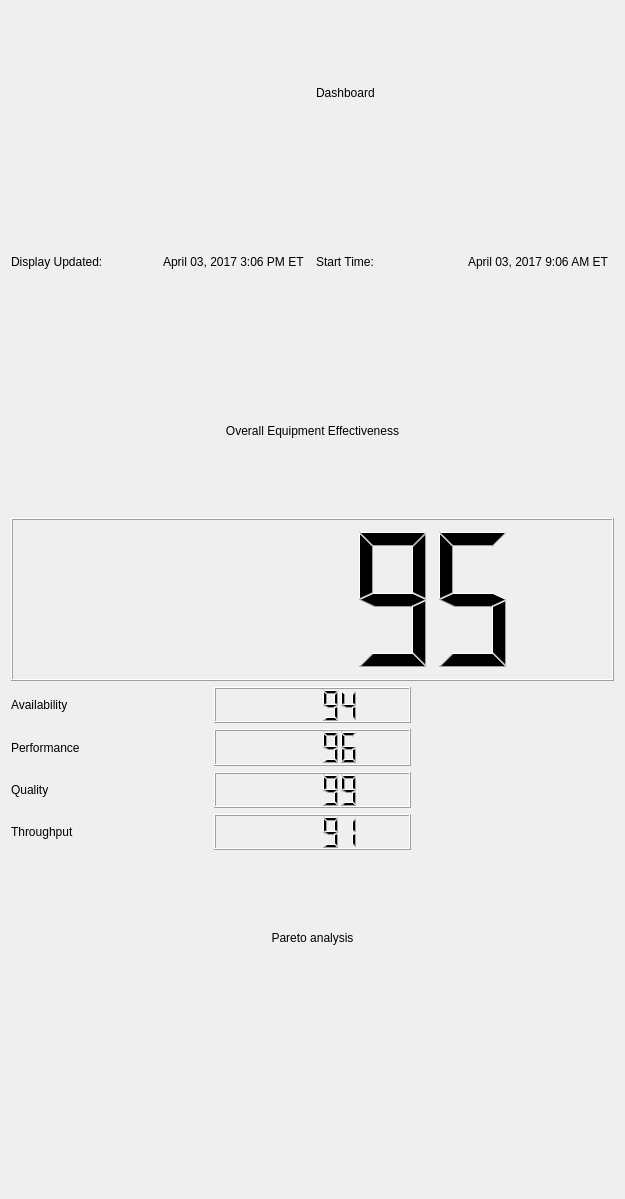
First picture: the form in resource/dashboard.ui, repository AustinDeric/ros_industrial_dashboard, before the edit.
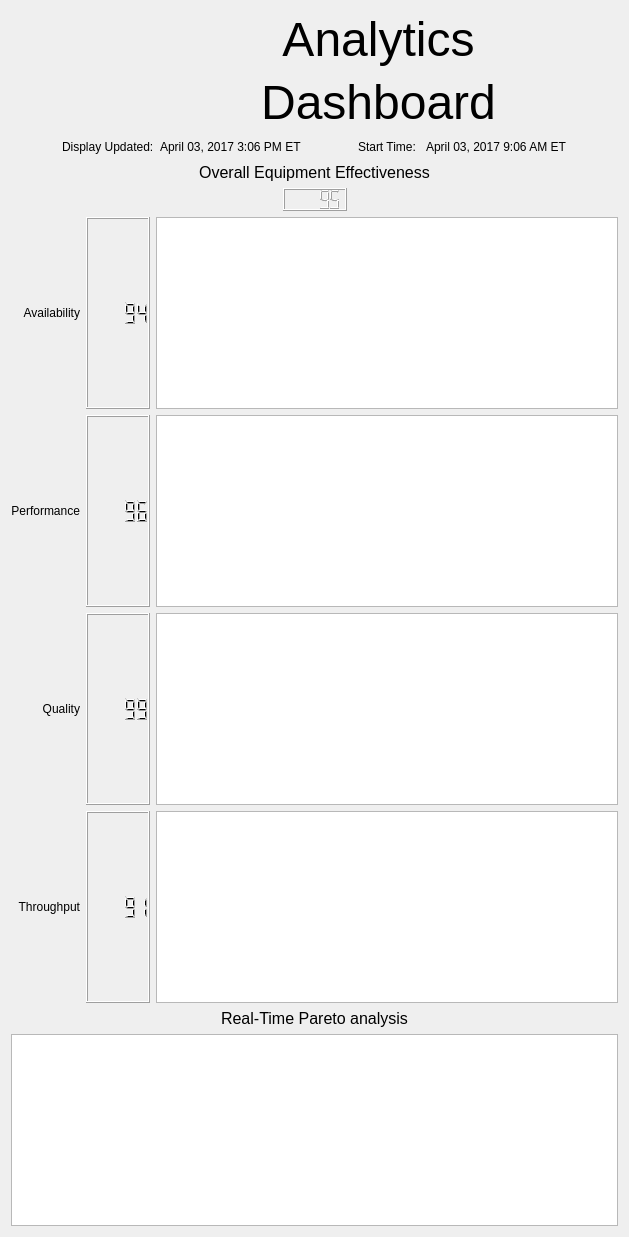
Second picture: the form after the edit. Icons and pictures are not drawn.

Commit message: business analytics dashboard based on ros-industrial-consortium/packml statemachine

What changed in the file:
```diff
--- a/resource/dashboard.ui
+++ b/resource/dashboard.ui
@@ -6,64 +6,242 @@
    <rect>
     <x>0</x>
     <y>0</y>
-    <width>625</width>
-    <height>1199</height>
+    <width>629</width>
+    <height>1237</height>
    </rect>
   </property>
+  <property name="sizePolicy">
+   <sizepolicy hsizetype="Minimum" vsizetype="Minimum">
+    <horstretch>0</horstretch>
+    <verstretch>0</verstretch>
+   </sizepolicy>
+  </property>
   <property name="windowTitle">
    <string>Form</string>
   </property>
-  <layout class="QGridLayout" name="gridLayout">
-   <item row="4" column="0">
+  <layout class="QVBoxLayout" name="verticalLayout_3">
+   <item>
+    <layout class="QVBoxLayout" name="verticalLayout">
+     <item>
+      <layout class="QHBoxLayout" name="horizontalLayout_2">
+       <item>
+        <widget class="QLabel" name="label">
+         <property name="sizePolicy">
+          <sizepolicy hsizetype="Expanding" vsizetype="Expanding">
+           <horstretch>0</horstretch>
+           <verstretch>0</verstretch>
+          </sizepolicy>
+         </property>
+         <property name="text">
+          <string/>
+         </property>
+         <property name="pixmap">
+          <pixmap>../../../../../Pictures/rosi-logo_240x114.png</pixmap>
+         </property>
+         <property name="scaledContents">
+          <bool>false</bool>
+         </property>
+        </widget>
+       </item>
+       <item>
+        <spacer name="horizontalSpacer_4">
+         <property name="orientation">
+          <enum>Qt::Horizontal</enum>
+         </property>
+         <property name="sizeHint" stdset="0">
+          <size>
+           <width>40</width>
+           <height>20</height>
+          </size>
+         </property>
+        </spacer>
+       </item>
+       <item>
+        <layout class="QVBoxLayout" name="verticalLayout_5">
+         <item>
+          <widget class="QLabel" name="label_2">
+           <property name="font">
+            <font>
+             <pointsize>36</pointsize>
+            </font>
+           </property>
+           <property name="text">
+            <string>Analytics</string>
+           </property>
+           <property name="alignment">
+            <set>Qt::AlignCenter</set>
+           </property>
+          </widget>
+         </item>
+         <item>
+          <widget class="QLabel" name="label_3">
+           <property name="font">
+            <font>
+             <pointsize>36</pointsize>
+            </font>
+           </property>
+           <property name="text">
+            <string>Dashboard</string>
+           </property>
+           <property name="alignment">
+            <set>Qt::AlignCenter</set>
+           </property>
+          </widget>
+         </item>
+        </layout>
+       </item>
+       <item>
+        <spacer name="horizontalSpacer_3">
+         <property name="orientation">
+          <enum>Qt::Horizontal</enum>
+         </property>
+         <property name="sizeHint" stdset="0">
+          <size>
+           <width>40</width>
+           <height>20</height>
+          </size>
+         </property>
+        </spacer>
+       </item>
+      </layout>
+     </item>
+    </layout>
+   </item>
+   <item>
+    <layout class="QGridLayout" name="gridLayout_4">
+     <item row="0" column="1">
+      <widget class="QLabel" name="label_14">
+       <property name="text">
+        <string>Display Updated:</string>
+       </property>
+      </widget>
+     </item>
+     <item row="0" column="2">
+      <widget class="QLabel" name="label_update_timestamp">
+       <property name="text">
+        <string>April 03, 2017 3:06 PM ET</string>
+       </property>
+      </widget>
+     </item>
+     <item row="0" column="4">
+      <widget class="QLabel" name="label_16">
+       <property name="text">
+        <string>Start Time: </string>
+       </property>
+      </widget>
+     </item>
+     <item row="0" column="3">
+      <spacer name="horizontalSpacer_6">
+       <property name="orientation">
+        <enum>Qt::Horizontal</enum>
+       </property>
+       <property name="sizeHint" stdset="0">
+        <size>
+         <width>40</width>
+         <height>20</height>
+        </size>
+       </property>
+      </spacer>
+     </item>
+     <item row="0" column="5">
+      <widget class="QLabel" name="label_data_start_time">
+       <property name="text">
+        <string>April 03, 2017 9:06 AM ET</string>
+       </property>
+      </widget>
+     </item>
+     <item row="0" column="0">
+      <spacer name="horizontalSpacer_5">
+       <property name="orientation">
+        <enum>Qt::Horizontal</enum>
+       </property>
+       <property name="sizeHint" stdset="0">
+        <size>
+         <width>40</width>
+         <height>20</height>
+        </size>
+       </property>
+      </spacer>
+     </item>
+     <item row="0" column="6">
+      <spacer name="horizontalSpacer_7">
+       <property name="orientation">
+        <enum>Qt::Horizontal</enum>
+       </property>
+       <property name="sizeHint" stdset="0">
+        <size>
+         <width>40</width>
+         <height>20</height>
+        </size>
+       </property>
+      </spacer>
+     </item>
+    </layout>
+   </item>
+   <item>
+    <widget class="QLabel" name="label_4">
+     <property name="sizePolicy">
+      <sizepolicy hsizetype="Minimum" vsizetype="Minimum">
+       <horstretch>0</horstretch>
+       <verstretch>0</verstretch>
+      </sizepolicy>
+     </property>
+     <property name="font">
+      <font>
+       <pointsize>12</pointsize>
+      </font>
+     </property>
+     <property name="text">
+      <string>Overall Equipment Effectiveness</string>
+     </property>
+     <property name="alignment">
+      <set>Qt::AlignCenter</set>
+     </property>
+    </widget>
+   </item>
+   <item>
+    <layout class="QHBoxLayout" name="horizontalLayout">
+     <item>
+      <spacer name="horizontalSpacer">
+       <property name="orientation">
+        <enum>Qt::Horizontal</enum>
+       </property>
+       <property name="sizeHint" stdset="0">
+        <size>
+         <width>40</width>
+         <height>20</height>
+        </size>
+       </property>
+      </spacer>
+     </item>
+     <item>
+      <widget class="QLCDNumber" name="lcdNumber_oee">
+       <property name="intValue" stdset="0">
+        <number>95</number>
+       </property>
+      </widget>
+     </item>
+     <item>
+      <spacer name="horizontalSpacer_2">
+       <property name="orientation">
+        <enum>Qt::Horizontal</enum>
+       </property>
+       <property name="sizeHint" stdset="0">
+        <size>
+         <width>40</width>
+         <height>20</height>
+        </size>
+       </property>
+      </spacer>
+     </item>
+    </layout>
+   </item>
+   <item>
     <layout class="QGridLayout" name="gridLayout_3">
-     <item row="2" column="2">
-      <widget class="QLabel" name="label_10">
-       <property name="text">
-        <string/>
-       </property>
-       <property name="pixmap">
-        <pixmap>../../../../../../Pictures/Screenshot from 2017-04-03 13-56-32.png</pixmap>
-       </property>
-      </widget>
-     </item>
-     <item row="0" column="0">
-      <widget class="QLabel" name="label_5">
-       <property name="text">
-        <string>Availability</string>
-       </property>
-      </widget>
-     </item>
-     <item row="1" column="1">
-      <widget class="QLCDNumber" name="lcdNumber_2">
+     <item row="3" column="1">
+      <widget class="QLCDNumber" name="lcdNumber_throughput">
        <property name="intValue" stdset="0">
-        <number>96</number>
-       </property>
-      </widget>
-     </item>
-     <item row="1" column="2">
-      <widget class="QLabel" name="label_8">
-       <property name="text">
-        <string/>
-       </property>
-       <property name="pixmap">
-        <pixmap>../../../../../../Pictures/Screenshot from 2017-04-03 13-56-32.png</pixmap>
-       </property>
-      </widget>
-     </item>
-     <item row="0" column="2">
-      <widget class="QLabel" name="label_6">
-       <property name="text">
-        <string/>
-       </property>
-       <property name="pixmap">
-        <pixmap>../../../../../../Pictures/Screenshot from 2017-04-03 13-56-32.png</pixmap>
-       </property>
-      </widget>
-     </item>
-     <item row="0" column="1">
-      <widget class="QLCDNumber" name="lcdNumber">
-       <property name="intValue" stdset="0">
-        <number>94</number>
+        <number>91</number>
        </property>
       </widget>
      </item>
@@ -72,166 +250,103 @@
        <property name="text">
         <string>Quality</string>
        </property>
+       <property name="alignment">
+        <set>Qt::AlignRight|Qt::AlignTrailing|Qt::AlignVCenter</set>
+       </property>
+      </widget>
+     </item>
+     <item row="1" column="1">
+      <widget class="QLCDNumber" name="lcdNumber_performance">
+       <property name="intValue" stdset="0">
+        <number>96</number>
+       </property>
+      </widget>
+     </item>
+     <item row="3" column="0">
+      <widget class="QLabel" name="label_11">
+       <property name="text">
+        <string>Throughput</string>
+       </property>
+       <property name="alignment">
+        <set>Qt::AlignRight|Qt::AlignTrailing|Qt::AlignVCenter</set>
+       </property>
       </widget>
      </item>
      <item row="2" column="1">
-      <widget class="QLCDNumber" name="lcdNumber_3">
+      <widget class="QLCDNumber" name="lcdNumber_quality">
        <property name="intValue" stdset="0">
         <number>99</number>
        </property>
       </widget>
      </item>
+     <item row="0" column="1">
+      <widget class="QLCDNumber" name="lcdNumber_availability">
+       <property name="intValue" stdset="0">
+        <number>94</number>
+       </property>
+      </widget>
+     </item>
      <item row="1" column="0">
       <widget class="QLabel" name="label_7">
        <property name="text">
         <string>Performance</string>
        </property>
+       <property name="alignment">
+        <set>Qt::AlignRight|Qt::AlignTrailing|Qt::AlignVCenter</set>
+       </property>
       </widget>
      </item>
-     <item row="3" column="0">
-      <widget class="QLabel" name="label_11">
+     <item row="0" column="0">
+      <widget class="QLabel" name="label_5">
+       <property name="layoutDirection">
+        <enum>Qt::LeftToRight</enum>
+       </property>
        <property name="text">
-        <string>Throughput</string>
+        <string>Availability</string>
        </property>
+       <property name="alignment">
+        <set>Qt::AlignRight|Qt::AlignTrailing|Qt::AlignVCenter</set>
+       </property>
       </widget>
      </item>
-     <item row="3" column="1">
-      <widget class="QLCDNumber" name="lcdNumber_4">
-       <property name="intValue" stdset="0">
-        <number>91</number>
+     <item row="0" column="2">
+      <widget class="QGraphicsView" name="graphicsView_availability">
+       <property name="sizePolicy">
+        <sizepolicy hsizetype="Expanding" vsizetype="Expanding">
+         <horstretch>0</horstretch>
+         <verstretch>0</verstretch>
+        </sizepolicy>
        </property>
       </widget>
      </item>
+     <item row="1" column="2">
+      <widget class="QGraphicsView" name="graphicsView_performance"/>
+     </item>
+     <item row="2" column="2">
+      <widget class="QGraphicsView" name="graphicsView_quality"/>
+     </item>
      <item row="3" column="2">
-      <widget class="QLabel" name="label_12">
-       <property name="text">
-        <string/>
-       </property>
-       <property name="pixmap">
-        <pixmap>../../../../../../Pictures/Screenshot from 2017-04-03 13-56-32.png</pixmap>
-       </property>
-      </widget>
+      <widget class="QGraphicsView" name="graphicsView_throughput"/>
      </item>
     </layout>
    </item>
-   <item row="5" column="0">
+   <item>
     <widget class="QLabel" name="label_13">
-     <property name="text">
-      <string>Pareto analysis</string>
+     <property name="font">
+      <font>
+       <pointsize>12</pointsize>
+      </font>
      </property>
-     <property name="alignment">
-      <set>Qt::AlignCenter</set>
-     </property>
-    </widget>
-   </item>
-   <item row="2" column="0">
-    <widget class="QLabel" name="label_4">
-     <property name="sizePolicy">
-      <sizepolicy hsizetype="Minimum" vsizetype="Minimum">
-       <horstretch>0</horstretch>
-       <verstretch>0</verstretch>
-      </sizepolicy>
-     </property>
      <property name="text">
-      <string>Overall Equipment Effectiveness</string>
+      <string>Real-Time Pareto analysis</string>
      </property>
      <property name="alignment">
       <set>Qt::AlignCenter</set>
      </property>
     </widget>
    </item>
-   <item row="6" column="0">
-    <layout class="QGridLayout" name="gridLayout_2">
-     <item row="0" column="0">
-      <widget class="QLabel" name="label_3">
-       <property name="text">
-        <string/>
-       </property>
-       <property name="pixmap">
-        <pixmap>../../../../../../pareto graph.png</pixmap>
-       </property>
-      </widget>
-     </item>
-    </layout>
-   </item>
-   <item row="1" column="0">
-    <layout class="QGridLayout" name="gridLayout_4">
-     <item row="0" column="2">
-      <widget class="QLabel" name="label_16">
-       <property name="text">
-        <string>Start Time: </string>
-       </property>
-      </widget>
-     </item>
-     <item row="0" column="0">
-      <widget class="QLabel" name="label_14">
-       <property name="text">
-        <string>Display Updated:</string>
-       </property>
-      </widget>
-     </item>
-     <item row="0" column="1">
-      <widget class="QLabel" name="label_15">
-       <property name="text">
-        <string>April 03, 2017 3:06 PM ET</string>
-       </property>
-      </widget>
-     </item>
-     <item row="0" column="3">
-      <widget class="QLabel" name="label_17">
-       <property name="text">
-        <string>April 03, 2017 9:06 AM ET</string>
-       </property>
-      </widget>
-     </item>
-    </layout>
-   </item>
-   <item row="0" column="0">
-    <layout class="QVBoxLayout" name="verticalLayout">
-     <item>
-      <layout class="QHBoxLayout" name="horizontalLayout_2">
-       <item>
-        <widget class="QLabel" name="label">
-         <property name="sizePolicy">
-          <sizepolicy hsizetype="Minimum" vsizetype="Minimum">
-           <horstretch>0</horstretch>
-           <verstretch>0</verstretch>
-          </sizepolicy>
-         </property>
-         <property name="text">
-          <string/>
-         </property>
-         <property name="pixmap">
-          <pixmap>../../../../../../Pictures/rosi-logo.jpg</pixmap>
-         </property>
-         <property name="scaledContents">
-          <bool>false</bool>
-         </property>
-        </widget>
-       </item>
-       <item>
-        <widget class="QLabel" name="label_2">
-         <property name="sizePolicy">
-          <sizepolicy hsizetype="Minimum" vsizetype="Minimum">
-           <horstretch>0</horstretch>
-           <verstretch>0</verstretch>
-          </sizepolicy>
-         </property>
-         <property name="text">
-          <string>Dashboard</string>
-         </property>
-        </widget>
-       </item>
-      </layout>
-     </item>
-    </layout>
-   </item>
-   <item row="3" column="0">
-    <widget class="QLCDNumber" name="lcdNumber_5">
-     <property name="intValue" stdset="0">
-      <number>95</number>
-     </property>
-    </widget>
+   <item>
+    <widget class="QGraphicsView" name="graphicsView_pareto"/>
    </item>
   </layout>
  </widget>
```
The commit also changes 6 other files.
